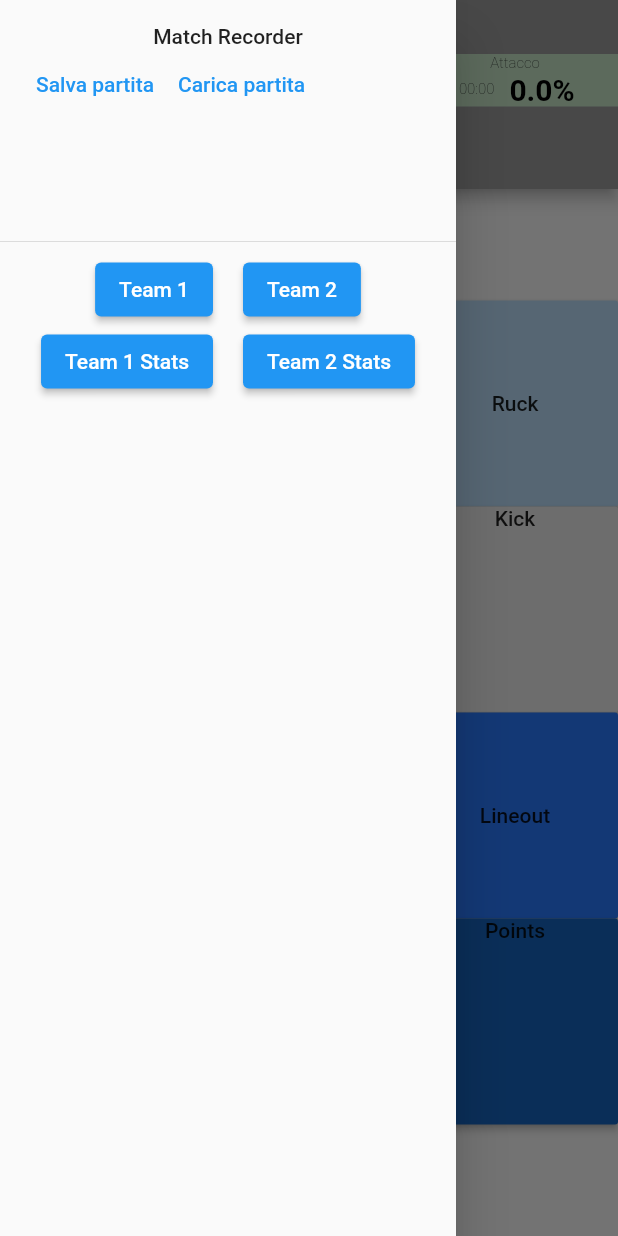
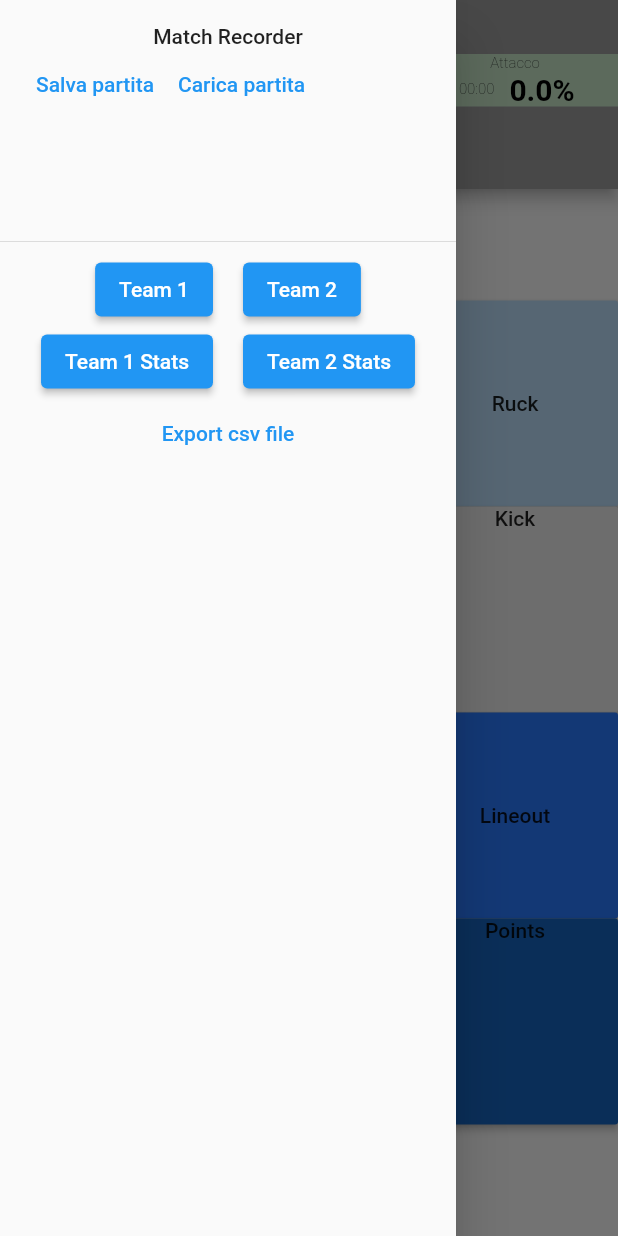
Before and after one commit to mario-catillo/match_recorder, a Flutter app: the screen it shows after launch, with the side drawer open, on a phone screen of 412 x 824 dp. Run offline on Flutter 3.47's test engine with Material 2 defaults, Android fonts, the phone set to English and light mode, and no system bars; our stand-ins replace charts_flutter, pie_chart, shared_preferences.

Commit message:
export-csv-changes

```diff
--- a/lib/enums/descriptors.dart
+++ b/lib/enums/descriptors.dart
@@ -1,19 +1,19 @@
 enum Descriptors {
+  restartType,
   movementProgression,
+  tackleShoulder,
+  turnover,
   infraction,
+  cardStatus,
+  kickType,
+  goalKick,
+  result,
+  lineResult,
+  lineQuantity,
+  linePosition,
+  points,
+  breakType,
   speed,
-  kickType,
-  breakType,
-  goalKick,
-  lineResult,
-  turnover,
-  result,
-  lineQuantity,
-  points,
-  linePosition,
-  tackleShoulder,
-  cardStatus,
-  restartType
 }
 
 enum MovementProgression { positive, negative, neutral }
--- a/lib/main.dart
+++ b/lib/main.dart
@@ -161,6 +161,17 @@ class _MyHomePageState extends State<MyHomePage> {
                     child: Text("Team 2 Stats")),
               ],
             ),
+            Row(
+              mainAxisAlignment: MainAxisAlignment.center,
+              children: [
+                TextButton(
+                    onPressed: () async {
+                      context.read<AppState>().saveCsv();
+                      Navigator.pop(context, true);
+                    },
+                    child: const Text("Export csv file"))
+              ],
+            ),
             Expanded(child: EventsList()),
           ],
         ),
--- a/lib/models/app_state.dart
+++ b/lib/models/app_state.dart
@@ -144,8 +144,9 @@ class AppState with ChangeNotifier implements Serializable {
   }
 
   void saveCsv() async {
-    String csv = "";
-    int progressive = 0;
+    String csv =
+        "ID,Time (h:min:sec),Time (Sec),Event Name,Position,Team,Player 1,Player 2,Restart / Kick off,Advance,Shoulder,Turnover,Infraction,Card,Kick,Goal kick,Result,Line Result,Line quantity,Line Position,Points,Break,Ruck speed,\n";
+    int progressive = 1;
     events.forEach((element) {
       csv += "${element.toCsv(progressive, this)}\n";
       progressive++;
--- a/lib/models/events/kick_event.dart
+++ b/lib/models/events/kick_event.dart
@@ -8,7 +8,7 @@ class KickEvent extends BaseEvent {
   KickEvent({required Duration duration})
       : super(name: 'Kick', duration: duration);
   KickType kickType = KickType.upAndUnder;
-  GoalKick goalKick = GoalKick.none;
+  GoalKick? goalKick = GoalKick.none;
   Player? kicker;
   @override
   String getEventName() => 'Kick';
```
Also changed, not shown: lib/event_description_view.dart (+11 -2 lines), lib/models/events/base_event.dart (+34 -8 lines).
